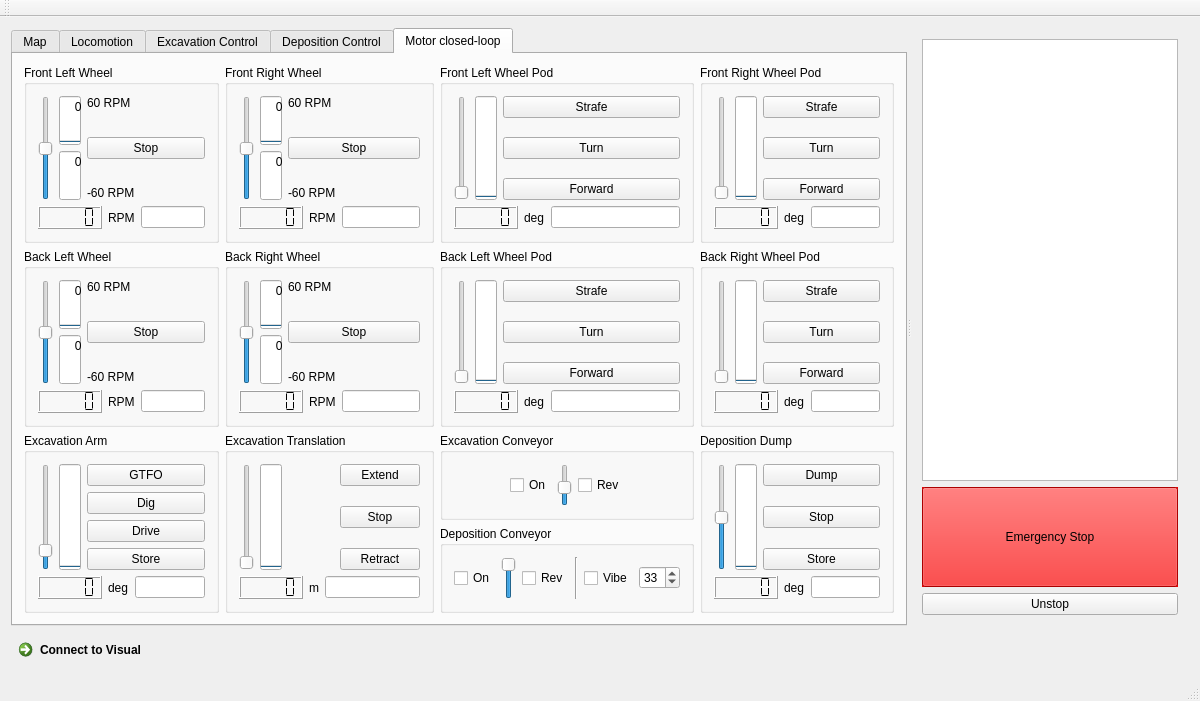
Old version of the form client/mainwindow.ui in the repository CWRUbotix/NASA-RMC-2018.
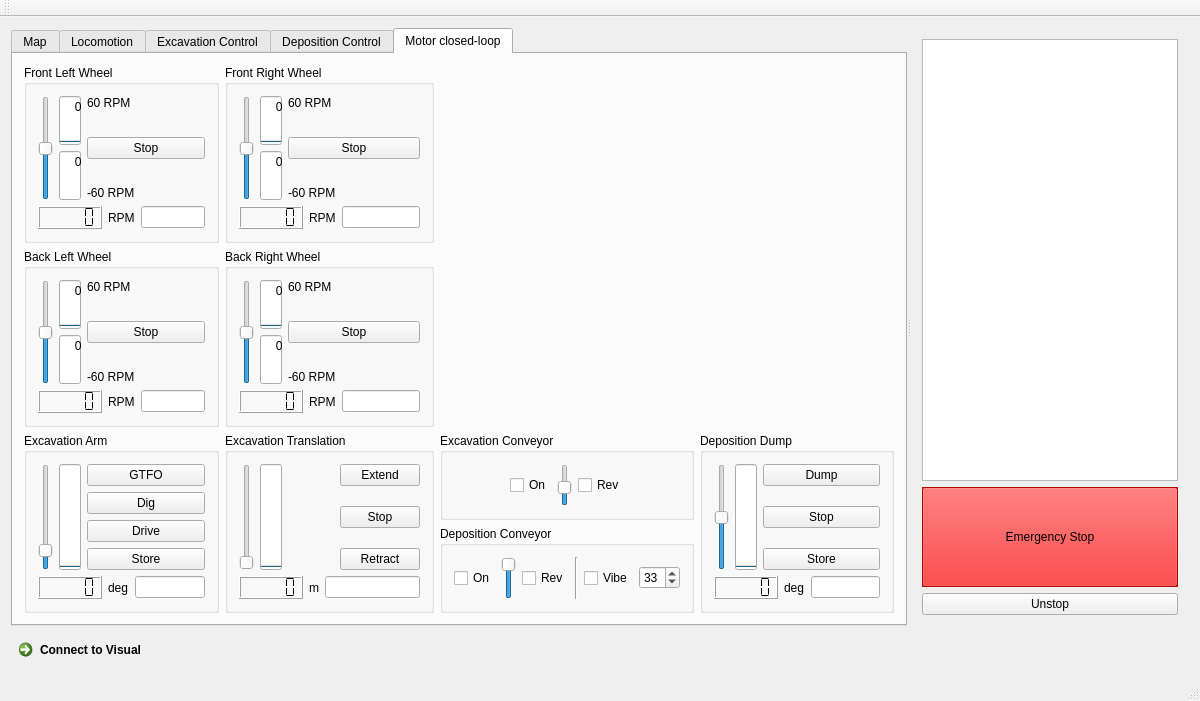
New version of the form. The open tabs and pages were chosen to show the change. Custom widgets are drawn as their Qt base class.

What changed in the file:
```diff
--- a/client/mainwindow.ui
+++ b/client/mainwindow.ui
@@ -988,336 +988,6 @@
            </layout>
           </widget>
          </item>
-         <item row="0" column="2">
-          <widget class="QGroupBox" name="groupBox_7">
-           <property name="sizePolicy">
-            <sizepolicy hsizetype="Preferred" vsizetype="Preferred">
-             <horstretch>1</horstretch>
-             <verstretch>1</verstretch>
-            </sizepolicy>
-           </property>
-           <property name="focusPolicy">
-            <enum>Qt::NoFocus</enum>
-           </property>
-           <property name="title">
-            <string>Front Left Wheel Pod</string>
-           </property>
-           <layout class="QVBoxLayout" name="verticalLayout_15">
-            <item>
-             <layout class="QHBoxLayout" name="horizontalLayout_14">
-              <item>
-               <widget class="QSlider" name="slider_FrontLeftWheelPod">
-                <property name="focusPolicy">
-                 <enum>Qt::NoFocus</enum>
-                </property>
-                <property name="minimum">
-                 <number>0</number>
-                </property>
-                <property name="maximum">
-                 <number>90</number>
-                </property>
-                <property name="value">
-                 <number>0</number>
-                </property>
-                <property name="orientation">
-                 <enum>Qt::Vertical</enum>
-                </property>
-               </widget>
-              </item>
-              <item>
-               <widget class="QProgressBar" name="progressBar_FrontLeftWheelPod">
-                <property name="focusPolicy">
-                 <enum>Qt::NoFocus</enum>
-                </property>
-                <property name="layoutDirection">
-                 <enum>Qt::LeftToRight</enum>
-                </property>
-                <property name="maximum">
-                 <number>90</number>
-                </property>
-                <property name="value">
-                 <number>0</number>
-                </property>
-                <property name="textVisible">
-                 <bool>true</bool>
-                </property>
-                <property name="orientation">
-                 <enum>Qt::Vertical</enum>
-                </property>
-                <property name="textDirection">
-                 <enum>QProgressBar::TopToBottom</enum>
-                </property>
-               </widget>
-              </item>
-              <item>
-               <layout class="QVBoxLayout" name="verticalLayout_33">
-                <item>
-                 <widget class="QPushButton" name="pushButton_FrontLeftWheelPodStrafe">
-                  <property name="focusPolicy">
-                   <enum>Qt::NoFocus</enum>
-                  </property>
-                  <property name="text">
-                   <string>Strafe</string>
-                  </property>
-                 </widget>
-                </item>
-                <item>
-                 <spacer name="verticalSpacer_13">
-                  <property name="focusPolicy">
-                   <enum>Qt::NoFocus</enum>
-                  </property>
-                  <property name="orientation">
-                   <enum>Qt::Vertical</enum>
-                  </property>
-                  <property name="sizeHint" stdset="0">
-                   <size>
-                    <width>20</width>
-                    <height>40</height>
-                   </size>
-                  </property>
-                 </spacer>
-                </item>
-                <item>
-                 <widget class="QPushButton" name="pushButton_FrontLeftWheelPodTurn">
-                  <property name="focusPolicy">
-                   <enum>Qt::NoFocus</enum>
-                  </property>
-                  <property name="text">
-                   <string>Turn</string>
-                  </property>
-                 </widget>
-                </item>
-                <item>
-                 <spacer name="verticalSpacer_14">
-                  <property name="focusPolicy">
-                   <enum>Qt::NoFocus</enum>
-                  </property>
-                  <property name="orientation">
-                   <enum>Qt::Vertical</enum>
-                  </property>
-                  <property name="sizeHint" stdset="0">
-                   <size>
-                    <width>20</width>
-                    <height>40</height>
-                   </size>
-                  </property>
-                 </spacer>
-                </item>
-                <item>
-                 <widget class="QPushButton" name="pushButton_FrontLeftWheelPodStraight">
-                  <property name="focusPolicy">
-                   <enum>Qt::NoFocus</enum>
-                  </property>
-                  <property name="text">
-                   <string>Forward</string>
-                  </property>
-                 </widget>
-                </item>
-               </layout>
-              </item>
-             </layout>
-            </item>
-            <item>
-             <layout class="QHBoxLayout" name="horizontalLayout_11">
-              <item>
-               <widget class="QLCDNumber" name="lcdNumber_FrontLeftWheelPod">
-                <property name="focusPolicy">
-                 <enum>Qt::NoFocus</enum>
-                </property>
-                <property name="smallDecimalPoint">
-                 <bool>false</bool>
-                </property>
-                <property name="segmentStyle">
-                 <enum>QLCDNumber::Flat</enum>
-                </property>
-                <property name="value" stdset="0">
-                 <double>0.000000000000000</double>
-                </property>
-               </widget>
-              </item>
-              <item>
-               <widget class="QLabel" name="label_14">
-                <property name="focusPolicy">
-                 <enum>Qt::NoFocus</enum>
-                </property>
-                <property name="text">
-                 <string>deg</string>
-                </property>
-               </widget>
-              </item>
-              <item>
-               <widget class="IntEdit" name="lineEdit_FrontLeftWheelPod"/>
-              </item>
-             </layout>
-            </item>
-           </layout>
-          </widget>
-         </item>
-         <item row="0" column="3">
-          <widget class="QGroupBox" name="groupBox_11">
-           <property name="sizePolicy">
-            <sizepolicy hsizetype="Preferred" vsizetype="Preferred">
-             <horstretch>1</horstretch>
-             <verstretch>1</verstretch>
-            </sizepolicy>
-           </property>
-           <property name="focusPolicy">
-            <enum>Qt::NoFocus</enum>
-           </property>
-           <property name="title">
-            <string>Front Right Wheel Pod</string>
-           </property>
-           <layout class="QVBoxLayout" name="verticalLayout_24">
-            <item>
-             <layout class="QHBoxLayout" name="horizontalLayout_22">
-              <item>
-               <widget class="QSlider" name="slider_FrontRightWheelPod">
-                <property name="focusPolicy">
-                 <enum>Qt::NoFocus</enum>
-                </property>
-                <property name="minimum">
-                 <number>0</number>
-                </property>
-                <property name="maximum">
-                 <number>90</number>
-                </property>
-                <property name="value">
-                 <number>0</number>
-                </property>
-                <property name="orientation">
-                 <enum>Qt::Vertical</enum>
-                </property>
-               </widget>
-              </item>
-              <item>
-               <widget class="QProgressBar" name="progressBar_FrontRightWheelPod">
-                <property name="focusPolicy">
-                 <enum>Qt::NoFocus</enum>
-                </property>
-                <property name="layoutDirection">
-                 <enum>Qt::LeftToRight</enum>
-                </property>
-                <property name="maximum">
-                 <number>90</number>
-                </property>
-                <property name="value">
-                 <number>0</number>
-                </property>
-                <property name="textVisible">
-                 <bool>true</bool>
-                </property>
-                <property name="orientation">
-                 <enum>Qt::Vertical</enum>
-                </property>
-                <property name="textDirection">
-                 <enum>QProgressBar::TopToBottom</enum>
-                </property>
-               </widget>
-              </item>
-              <item>
-               <layout class="QVBoxLayout" name="verticalLayout_34">
-                <item>
-                 <widget class="QPushButton" name="pushButton_FrontRightWheelPodStrafe">
-                  <property name="focusPolicy">
-                   <enum>Qt::NoFocus</enum>
-                  </property>
-                  <property name="text">
-                   <string>Strafe</string>
-                  </property>
-                 </widget>
-                </item>
-                <item>
-                 <spacer name="verticalSpacer_17">
-                  <property name="focusPolicy">
-                   <enum>Qt::NoFocus</enum>
-                  </property>
-                  <property name="orientation">
-                   <enum>Qt::Vertical</enum>
-                  </property>
-                  <property name="sizeHint" stdset="0">
-                   <size>
-                    <width>20</width>
-                    <height>40</height>
-                   </size>
-                  </property>
-                 </spacer>
-                </item>
-                <item>
-                 <widget class="QPushButton" name="pushButton_FrontRightWheelPodTurn">
-                  <property name="focusPolicy">
-                   <enum>Qt::NoFocus</enum>
-                  </property>
-                  <property name="text">
-                   <string>Turn</string>
-                  </property>
-                 </widget>
-                </item>
-                <item>
-                 <spacer name="verticalSpacer_18">
-                  <property name="focusPolicy">
-                   <enum>Qt::NoFocus</enum>
-                  </property>
-                  <property name="orientation">
-                   <enum>Qt::Vertical</enum>
-                  </property>
-                  <property name="sizeHint" stdset="0">
-                   <size>
-                    <width>20</width>
-                    <height>40</height>
-                   </size>
-                  </property>
-                 </spacer>
-                </item>
-                <item>
-                 <widget class="QPushButton" name="pushButton_FrontRightWheelPodStraight">
-                  <property name="focusPolicy">
-                   <enum>Qt::NoFocus</enum>
-                  </property>
-                  <property name="text">
-                   <string>Forward</string>
-                  </property>
-                 </widget>
-                </item>
-               </layout>
-              </item>
-             </layout>
-            </item>
-            <item>
-             <layout class="QHBoxLayout" name="horizontalLayout_23">
-              <item>
-               <widget class="QLCDNumber" name="lcdNumber_FrontRightWheelPod">
-                <property name="focusPolicy">
-                 <enum>Qt::NoFocus</enum>
-                </property>
-                <property name="smallDecimalPoint">
-                 <bool>false</bool>
-                </property>
-                <property name="segmentStyle">
-                 <enum>QLCDNumber::Flat</enum>
-                </property>
-                <property name="value" stdset="0">
-                 <double>0.000000000000000</double>
-                </property>
-               </widget>
-              </item>
-              <item>
-               <widget class="QLabel" name="label_22">
-                <property name="focusPolicy">
-                 <enum>Qt::NoFocus</enum>
-                </property>
-                <property name="text">
-                 <string>deg</string>
-                </property>
-               </widget>
-              </item>
-              <item>
-               <widget class="IntEdit" name="lineEdit_FrontRightWheelPod"/>
-              </item>
-             </layout>
-            </item>
-           </layout>
-          </widget>
-         </item>
          <item row="1" column="0">
           <widget class="QGroupBox" name="groupBox_5">
            <property name="sizePolicy">
@@ -1688,336 +1358,6 @@
            </layout>
           </widget>
          </item>
-         <item row="1" column="2">
-          <widget class="QGroupBox" name="groupBox_14">
-           <property name="sizePolicy">
-            <sizepolicy hsizetype="Preferred" vsizetype="Preferred">
-             <horstretch>1</horstretch>
-             <verstretch>1</verstretch>
-            </sizepolicy>
-           </property>
-           <property name="focusPolicy">
-            <enum>Qt::NoFocus</enum>
-           </property>
-           <property name="title">
-            <string>Back Left Wheel Pod</string>
-           </property>
-           <layout class="QVBoxLayout" name="verticalLayout_41">
-            <item>
-             <layout class="QHBoxLayout" name="horizontalLayout_32">
-              <item>
-               <widget class="QSlider" name="slider_BackLeftWheelPod">
-                <property name="focusPolicy">
-                 <enum>Qt::NoFocus</enum>
-                </property>
-                <property name="minimum">
-                 <number>0</number>
-                </property>
-                <property name="maximum">
-                 <number>90</number>
-                </property>
-                <property name="value">
-                 <number>0</number>
-                </property>
-                <property name="orientation">
-                 <enum>Qt::Vertical</enum>
-                </property>
-               </widget>
-              </item>
-              <item>
-               <widget class="QProgressBar" name="progressBar_BackLeftWheelPod">
-                <property name="focusPolicy">
-                 <enum>Qt::NoFocus</enum>
-                </property>
-                <property name="layoutDirection">
-                 <enum>Qt::LeftToRight</enum>
-                </property>
-                <property name="maximum">
-                 <number>90</number>
-                </property>
-                <property name="value">
-                 <number>0</number>
-                </property>
-                <property name="textVisible">
-                 <bool>true</bool>
-                </property>
-                <property name="orientation">
-                 <enum>Qt::Vertical</enum>
-                </property>
-                <property name="textDirection">
-                 <enum>QProgressBar::TopToBottom</enum>
-                </property>
-               </widget>
-              </item>
-              <item>
-               <layout class="QVBoxLayout" name="verticalLayout_42">
-                <item>
-                 <widget class="QPushButton" name="pushButton_BackLeftWheelPodStrafe">
-                  <property name="focusPolicy">
-                   <enum>Qt::NoFocus</enum>
-                  </property>
-                  <property name="text">
-                   <string>Strafe</string>
-                  </property>
-                 </widget>
-                </item>
-                <item>
-                 <spacer name="verticalSpacer_28">
-                  <property name="focusPolicy">
-                   <enum>Qt::NoFocus</enum>
-                  </property>
-                  <property name="orientation">
-                   <enum>Qt::Vertical</enum>
-                  </property>
-                  <property name="sizeHint" stdset="0">
-                   <size>
-                    <width>20</width>
-                    <height>40</height>
-                   </size>
-                  </property>
-                 </spacer>
-                </item>
-                <item>
-                 <widget class="QPushButton" name="pushButton_BackLeftWheelPodTurn">
-                  <property name="focusPolicy">
-                   <enum>Qt::NoFocus</enum>
-                  </property>
-                  <property name="text">
-                   <string>Turn</string>
-                  </property>
-                 </widget>
-                </item>
-                <item>
-                 <spacer name="verticalSpacer_29">
-                  <property name="focusPolicy">
-                   <enum>Qt::NoFocus</enum>
-                  </property>
-                  <property name="orientation">
-                   <enum>Qt::Vertical</enum>
-                  </property>
-                  <property name="sizeHint" stdset="0">
-                   <size>
-                    <width>20</width>
-                    <height>40</height>
-                   </size>
-                  </property>
-                 </spacer>
-                </item>
-                <item>
-                 <widget class="QPushButton" name="pushButton_BackLeftWheelPodStraight">
-                  <property name="focusPolicy">
-                   <enum>Qt::NoFocus</enum>
-                  </property>
-                  <property name="text">
-                   <string>Forward</string>
-                  </property>
-                 </widget>
-                </item>
-               </layout>
-              </item>
-             </layout>
-            </item>
-            <item>
-             <layout class="QHBoxLayout" name="horizontalLayout_33">
-              <item>
-               <widget class="QLCDNumber" name="lcdNumber_BackLeftWheelPod">
-                <property name="focusPolicy">
-                 <enum>Qt::NoFocus</enum>
-                </property>
-                <property name="smallDecimalPoint">
-                 <bool>false</bool>
-                </property>
-                <property name="segmentStyle">
-                 <enum>QLCDNumber::Flat</enum>
-                </property>
-                <property name="value" stdset="0">
-                 <double>0.000000000000000</double>
-                </property>
-               </widget>
-              </item>
-              <item>
-               <widget class="QLabel" name="label_32">
-                <property name="focusPolicy">
-                 <enum>Qt::NoFocus</enum>
-                </property>
-                <property name="text">
-                 <string>deg</string>
-                </property>
-               </widget>
-              </item>
-              <item>
-               <widget class="IntEdit" name="lineEdit_BackLeftWheelPod"/>
-              </item>
-             </layout>
-            </item>
-           </layout>
-          </widget>
-         </item>
-         <item row="1" column="3">
-          <widget class="QGroupBox" name="groupBox_15">
-           <property name="sizePolicy">
-            <sizepolicy hsizetype="Preferred" vsizetype="Preferred">
-             <horstretch>1</horstretch>
-             <verstretch>1</verstretch>
-            </sizepolicy>
-           </property>
-           <property name="focusPolicy">
-            <enum>Qt::NoFocus</enum>
-           </property>
-           <property name="title">
-            <string>Back Right Wheel Pod</string>
-           </property>
-           <layout class="QVBoxLayout" name="verticalLayout_43">
-            <item>
-             <layout class="QHBoxLayout" name="horizontalLayout_34">
-              <item>
-               <widget class="QSlider" name="slider_BackRightWheelPod">
-                <property name="focusPolicy">
-                 <enum>Qt::NoFocus</enum>
-                </property>
-                <property name="minimum">
-                 <number>0</number>
-                </property>
-                <property name="maximum">
-                 <number>90</number>
-                </property>
-                <property name="value">
-                 <number>0</number>
-                </property>
-                <property name="orientation">
-                 <enum>Qt::Vertical</enum>
-                </property>
-               </widget>
-              </item>
-              <item>
-               <widget class="QProgressBar" name="progressBar_BackRightWheelPod">
-                <property name="focusPolicy">
-                 <enum>Qt::NoFocus</enum>
-                </property>
-                <property name="layoutDirection">
-                 <enum>Qt::LeftToRight</enum>
-                </property>
-                <property name="maximum">
-                 <number>90</number>
-                </property>
-                <property name="value">
-                 <number>0</number>
-                </property>
-                <property name="textVisible">
-                 <bool>true</bool>
-                </property>
-                <property name="orientation">
-                 <enum>Qt::Vertical</enum>
-                </property>
-                <property name="textDirection">
-                 <enum>QProgressBar::TopToBottom</enum>
-                </property>
-               </widget>
-              </item>
-              <item>
-               <layout class="QVBoxLayout" name="verticalLayout_44">
-                <item>
-                 <widget class="QPushButton" name="pushButton_BackRightWheelPodStrafe">
-                  <property name="focusPolicy">
-                   <enum>Qt::NoFocus</enum>
-                  </property>
-                  <property name="text">
-                   <string>Strafe</string>
-                  </property>
-                 </widget>
-                </item>
-                <item>
-                 <spacer name="verticalSpacer_30">
-                  <property name="focusPolicy">
-                   <enum>Qt::NoFocus</enum>
-                  </property>
-                  <property name="orientation">
-                   <enum>Qt::Vertical</enum>
-                  </property>
-                  <property name="sizeHint" stdset="0">
-                   <size>
-                    <width>20</width>
-                    <height>40</height>
-                   </size>
-                  </property>
-                 </spacer>
-                </item>
-                <item>
-                 <widget class="QPushButton" name="pushButton_BackRightWheelPodTurn">
-                  <property name="focusPolicy">
-                   <enum>Qt::NoFocus</enum>
-                  </property>
-                  <property name="text">
-                   <string>Turn</string>
-                  </property>
-                 </widget>
-                </item>
-                <item>
-                 <spacer name="verticalSpacer_31">
-                  <property name="focusPolicy">
-                   <enum>Qt::NoFocus</enum>
-                  </property>
-                  <property name="orientation">
-                   <enum>Qt::Vertical</enum>
-                  </property>
-                  <property name="sizeHint" stdset="0">
-                   <size>
-                    <width>20</width>
-                    <height>40</height>
-                   </size>
-                  </property>
-                 </spacer>
-                </item>
-                <item>
-                 <widget class="QPushButton" name="pushButton_BackRightWheelPodStraight">
-                  <property name="focusPolicy">
-                   <enum>Qt::NoFocus</enum>
-                  </property>
-                  <property name="text">
-                   <string>Forward</string>
-                  </property>
-                 </widget>
-                </item>
-               </layout>
-              </item>
-             </layout>
-            </item>
-            <item>
-             <layout class="QHBoxLayout" name="horizontalLayout_35">
-              <item>
-               <widget class="QLCDNumber" name="lcdNumber_BackRightWheelPod">
-                <property name="focusPolicy">
-                 <enum>Qt::NoFocus</enum>
-                </property>
-                <property name="smallDecimalPoint">
-                 <bool>false</bool>
-                </property>
-                <property name="segmentStyle">
-                 <enum>QLCDNumber::Flat</enum>
-                </property>
-                <property name="value" stdset="0">
-                 <double>0.000000000000000</double>
-                </property>
-               </widget>
-              </item>
-              <item>
-               <widget class="QLabel" name="label_33">
-                <property name="focusPolicy">
-                 <enum>Qt::NoFocus</enum>
-                </property>
-                <property name="text">
-                 <string>deg</string>
-                </property>
-               </widget>
-              </item>
-              <item>
-               <widget class="IntEdit" name="lineEdit_BackRightWheelPod"/>
-              </item>
-             </layout>
-            </item>
-           </layout>
-          </widget>
-         </item>
          <item row="2" column="0" rowspan="2">
           <widget class="QGroupBox" name="groupBox_8">
            <property name="sizePolicy">
@@ -2805,6 +2145,13 @@
            </layout>
           </widget>
          </item>
+         <item row="0" column="2" rowspan="2" colspan="2">
+          <widget class="QLabel" name="templabel">
+           <property name="text">
+            <string/>
+           </property>
+          </widget>
+         </item>
         </layout>
        </widget>
       </widget>
```
Left out of the diff: 2 changed lines with no effect on the pictures.
